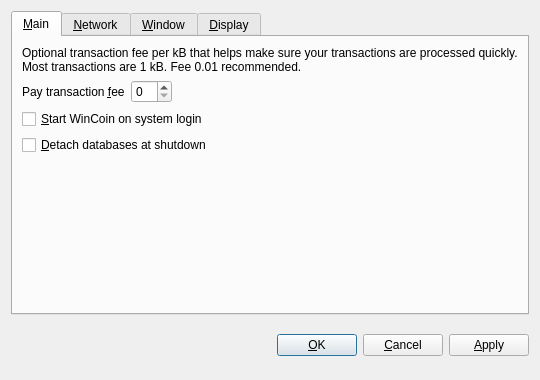
Above: src/qt/forms/optionsdialog.ui from Wincoinofficial/wincoin before the change. Below: the same form after it.
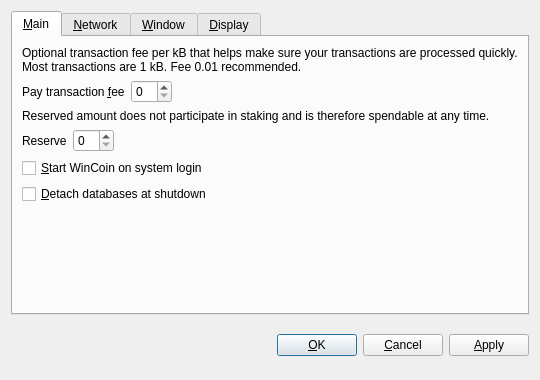
That is the form after the change. Custom widgets are drawn as their Qt base class.

What changed in the file:
```diff
--- a/src/qt/forms/optionsdialog.ui
+++ b/src/qt/forms/optionsdialog.ui
@@ -62,7 +62,53 @@
           <widget class="BitcoinAmountField" name="transactionFee"/>
          </item>
          <item>
-          <spacer name="horizontalSpacer_Main">
+          <spacer name="horizontalSpacerFee">
+           <property name="orientation">
+            <enum>Qt::Horizontal</enum>
+           </property>
+           <property name="sizeHint" stdset="0">
+            <size>
+             <width>40</width>
+             <height>20</height>
+            </size>
+           </property>
+          </spacer>
+         </item>
+        </layout>
+       </item>
+       <item>
+        <widget class="QLabel" name="reserveBalanceInfoLabel">
+         <property name="text">
+          <string>Reserved amount does not participate in staking and is therefore spendable at any time.</string>
+         </property>
+         <property name="textFormat">
+          <enum>Qt::PlainText</enum>
+         </property>
+         <property name="wordWrap">
+          <bool>true</bool>
+         </property>
+        </widget>
+       </item>
+       <item>
+        <layout class="QHBoxLayout" name="horizontalLayoutReserveBalance">
+         <item>
+          <widget class="QLabel" name="reserveBalanceLabel">
+           <property name="text">
+            <string>Reserve</string>
+           </property>
+           <property name="textFormat">
+            <enum>Qt::PlainText</enum>
+           </property>
+           <property name="buddy">
+            <cstring>reserveBalance</cstring>
+           </property>
+          </widget>
+         </item>
+         <item>
+          <widget class="BitcoinAmountField" name="reserveBalance"/>
+         </item>
+         <item>
+          <spacer name="horizontalSpacerReserveBalance">
            <property name="orientation">
             <enum>Qt::Horizontal</enum>
            </property>
```
Left out of the diff: 4 changed lines with no effect on the pictures.
